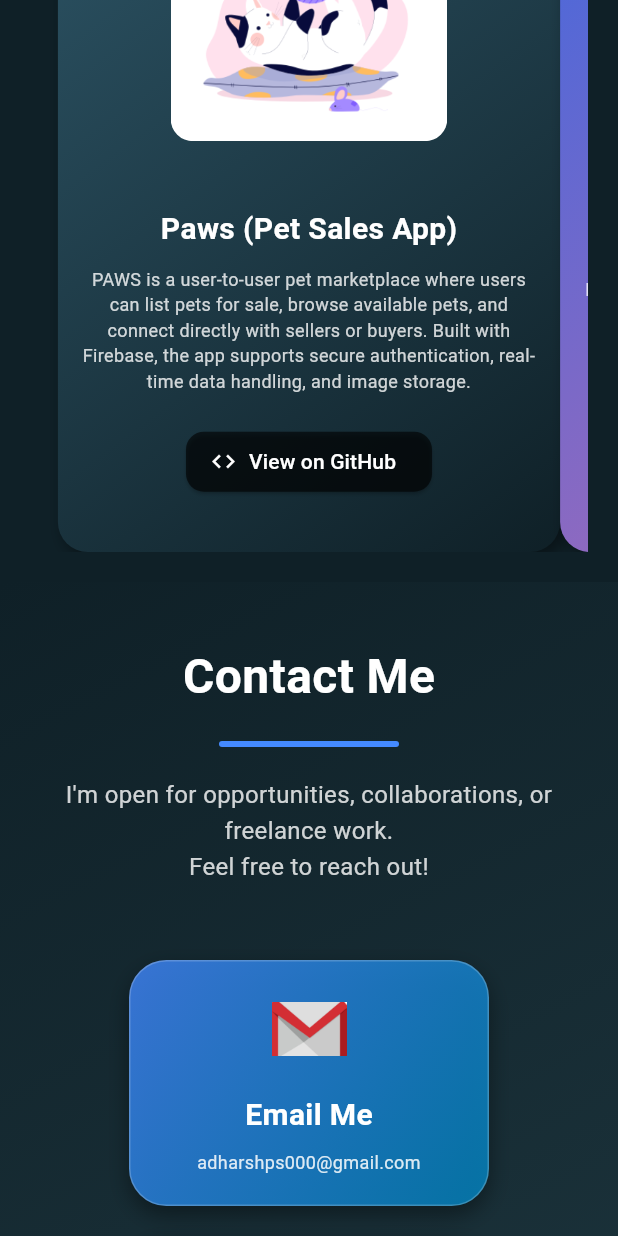
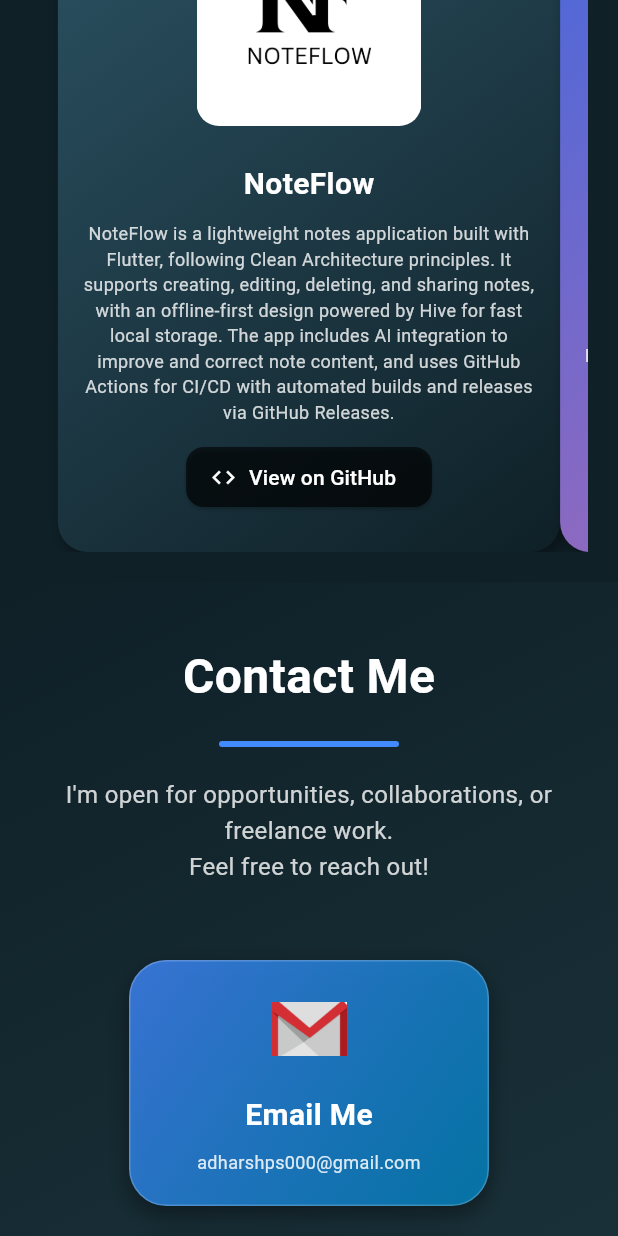
Before and after one commit to AdharshPS/portfolio_new, a Flutter app: the screen it shows after launch, scrolled down 3456 dp, on a phone screen of 412 x 824 dp. Run offline on Flutter 3.47's test engine with Material 3 defaults, Android fonts, the light colour scheme and no system bars; drawn by our look-alikes of animated_text_kit; our stand-ins replace animate_do, dio, google_fonts, visibility_detector, web; statements that could not run were skipped.

Commit message:
updated projects

```diff
--- a/lib/constants/image_constants.dart
+++ b/lib/constants/image_constants.dart
@@ -6,7 +6,12 @@ class ImageConstants {
   static final String myImage = 'assets/images/me.png';
 
   /// Contact Screen
-  static final String emailIcon = "assets/images/email.jpg";
-  static final String githubLogo = "assets/images/github-logo.jpg";
-  static final String linkedinLogo = "assets/images/linkedIn-logo.jpg";
+  static final String emailIcon = "assets/images/contact/email.jpg";
+  static final String githubLogo = "assets/images/contact/github-logo.jpg";
+  static final String linkedinLogo = "assets/images/contact/linkedIn-logo.jpg";
+
+  // Project Images
+  static final String notesImage = 'assets/images/projects/noteflow.png';
+  static final String pawsImage = 'assets/images/projects/paws.png';
+  static final String netflixImage = 'assets/images/projects/netflix.png';
 }
--- /dev/null
+++ b/lib/constants/project_constants.dart
@@ -0,0 +1,46 @@
+import 'package:flutter/material.dart';
+import 'package:portfolio_new/constants/image_constants.dart';
+
+class ProjectConstants {
+  static final List<ProjectModel> projects = [
+    ProjectModel(
+      title: 'NoteFlow',
+      description:
+          'NoteFlow is a lightweight notes application built with Flutter, following Clean Architecture principles. It supports creating, editing, deleting, and sharing notes, with an offline-first design powered by Hive for fast local storage. The app includes AI integration to improve and correct note content, and uses GitHub Actions for CI/CD with automated builds and releases via GitHub Releases.',
+      gitHubUrl: 'https://github.com/AdharshPS/notes',
+      imagePath: ImageConstants.notesImage,
+      gradient: [Color(0xFF2C5364), Color(0xFF0F2027)],
+    ),
+    ProjectModel(
+      title: 'Paws (Pet Sales App)',
+      description:
+          'PAWS is a user-to-user pet marketplace where users can list pets for sale, browse available pets, and connect directly with sellers or buyers. Built with Firebase, the app supports secure authentication, real-time data handling, and image storage.',
+      gitHubUrl: 'https://github.com/AdharshPS/paws_app',
+      imagePath: ImageConstants.pawsImage,
+      gradient: [Color(0xFF4568DC), Color(0xFFB06AB3)],
+    ),
+    ProjectModel(
+      title: 'Netflix UI Clone',
+      description:
+          'A visually accurate clone of the Netflix interface built using Flutter. The app replicates the home screen, movie categories, banners, and detail pages with smooth scrolling and responsive layouts. Designed to showcase UI development skills and component structuring in Flutter.',
+      gitHubUrl: 'https://github.com/AdharshPS/Netflix',
+      imagePath: ImageConstants.netflixImage,
+      gradient: [Color(0xFF43C6AC), Color(0xFF191654)],
+    ),
+  ];
+}
+
+class ProjectModel {
+  final String title;
+  final String description;
+  final String imagePath;
+  final String gitHubUrl;
+  final List<Color> gradient;
+  ProjectModel({
+    required this.title,
+    required this.description,
+    required this.imagePath,
+    required this.gitHubUrl,
+    required this.gradient,
+  });
+}
--- a/lib/screens/widgets/project_screen.dart
+++ b/lib/screens/widgets/project_screen.dart
@@ -1,6 +1,7 @@
 import 'package:animate_do/animate_do.dart';
 import 'package:animated_text_kit/animated_text_kit.dart';
 import 'package:flutter/material.dart';
+import 'package:portfolio_new/constants/project_constants.dart';
 import 'package:url_launcher/url_launcher.dart';
 import 'package:visibility_detector/visibility_detector.dart';
 
@@ -79,91 +80,53 @@ class _ProjectsScreenState extends State<ProjectsScreen> {
                     child: PageView(
                       controller: _pageController,
                       pageSnapping: true,
-                      children: const [
-                        ProjectCard(
-                          title: "Paws (Pet Sales App)",
-                          description:
-                              "PAWS is a user-to-user pet marketplace where users can list pets for sale, browse available pets, and connect directly with sellers or buyers. Built with Firebase, the app supports secure authentication, real-time data handling, and image storage.",
-                          imagePath: "assets/images/paws.png",
-                          githubUrl: 'https://github.com/AdharshPS/paws_app',
-                          gradientColors: [
-                            Color(0xFF2C5364),
-                            Color(0xFF0F2027),
-                          ],
-                        ),
-                        ProjectCard(
-                          title: "Notes App",
-                          description:
-                              "A lightweight and fast notes application built with Flutter, featuring offline-first storage using Hive. Users can create, edit, delete, and organize notes with a clean and intuitive interface. Hive ensures high-performance local data handling without requiring internet access.",
-                          imagePath: "assets/images/notesapp.png",
-                          githubUrl:
-                              'https://github.com/AdharshPS/Notes_app_updated',
-                          gradientColors: [
-                            Color(0xFF4568DC),
-                            Color(0xFFB06AB3),
-                          ],
-                        ),
-                        ProjectCard(
-                          title: "Netflix UI Clone",
-                          description:
-                              "A visually accurate clone of the Netflix interface built using Flutter. The app replicates the home screen, movie categories, banners, and detail pages with smooth scrolling and responsive layouts. Designed to showcase UI development skills and component structuring in Flutter.",
-                          imagePath: "assets/images/netflix.png",
-                          githubUrl: 'https://github.com/AdharshPS/Netflix',
-                          gradientColors: [
-                            Color(0xFF43C6AC),
-                            Color(0xFF191654),
-                          ],
-                        ),
-                      ],
+                      children: List.generate(
+                        ProjectConstants.projects.length,
+                        (index) {
+                          final project = ProjectConstants.projects[index];
+                          return ProjectCard(
+                            title: project.title,
+                            description: project.description,
+                            imagePath: project.imagePath,
+                            githubUrl: project.gitHubUrl,
+                            gradientColors: project.gradient,
+                          );
+                        },
+                      ),
                     ),
                   )
                 : Row(
                     mainAxisAlignment: MainAxisAlignment.spaceEvenly,
-                    children: [
-                      _visible
-                          ? const ProjectCard(
-                              title: "Paws (Pet Sales App)",
-                              description:
-                                  "PAWS is a user-to-user pet marketplace where users can list pets for sale, browse available pets, and connect directly with sellers or buyers. Built with Firebase, the app supports secure authentication, real-time data handling, and image storage.",
-                              imagePath: "assets/images/paws.png",
-                              githubUrl:
-                                  'https://github.com/AdharshPS/paws_app',
-                              gradientColors: [
-                                Color(0xFF2C5364),
-                                Color(0xFF0F2027),
-                              ],
+                    children: List.generate(ProjectConstants.projects.length, (
+                      index,
+                    ) {
+                      final project = ProjectConstants.projects[index];
+                      return _visible
+                          ? ProjectCard(
+                              title: project.title,
+                              description: project.description,
+                              imagePath: project.imagePath,
+                              githubUrl: project.gitHubUrl,
+                              gradientColors: project.gradient,
                             )
-                          : const SizedBox.shrink(),
-                      const SizedBox(width: 20),
-                      _visible
-                          ? const ProjectCard(
-                              title: "Notes App",
-                              description:
-                                  "A lightweight and fast notes application built with Flutter, featuring offline-first storage using Hive. Users can create, edit, delete, and organize notes with a clean and intuitive interface. Hive ensures high-performance local data handling without requiring internet access.",
-                              imagePath: "assets/images/notesapp.png",
-                              githubUrl:
-                                  'https://github.com/AdharshPS/Notes_app_updated',
-                              gradientColors: [
-                                Color(0xFF4568DC),
-                                Color(0xFFB06AB3),
-                              ],
-                            )
-                          : const SizedBox.shrink(),
-                      const SizedBox(width: 20),
-                      _visible
-                          ? ProjectCard(
-                              title: "Netflix UI Clone",
-                              description:
-                                  "A visually accurate clone of the Netflix interface built using Flutter. The app replicates the home screen, movie categories, banners, and detail pages with smooth scrolling and responsive layouts. Designed to showcase UI development skills and component structuring in Flutter.",
-                              imagePath: "assets/images/netflix.png",
-                              githubUrl: 'https://github.com/AdharshPS/Netflix',
-                              gradientColors: [
-                                Color(0xFF43C6AC),
-                                Color(0xFF191654),
-                              ],
-                            )
-                          : const SizedBox.shrink(),
-                    ],
+                          : const SizedBox.shrink();
+                    }),
+                    //   _visible
+                    //       ? const ProjectCard(
+                    //           title: "Paws (Pet Sales App)",
+                    //           description:
+                    //               "PAWS is a user-to-user pet marketplace where users can list pets for sale, browse available pets, and connect directly with sellers or buyers. Built with Firebase, the app supports secure authentication, real-time data handling, and image storage.",
+                    //           imagePath: "assets/images/paws.png",
+                    //           githubUrl:
+                    //               'https://github.com/AdharshPS/paws_app',
+                    //           gradientColors: [
+                    //             Color(0xFF2C5364),
+                    //             Color(0xFF0F2027),
+                    //           ],
+                    //         )
+                    //       : const SizedBox.shrink(),
+                    //   const SizedBox(width: 20),
+                    // ],
                   ),
           ],
         ),
--- a/pubspec.yaml
+++ b/pubspec.yaml
@@ -70,6 +70,8 @@ flutter:
   # To add assets to your application, add an assets section, like this:
   assets:
     - assets/images/
+    - assets/images/projects/
+    - assets/images/contact/
   #   - images/a_dot_ham.jpeg
 
   # An image asset can refer to one or more resolution-specific "variants", see
```
Also changed, not shown: assets/images/contact/email.jpg (renamed from assets/images/email.jpg), assets/images/contact/github-logo.jpg (renamed from assets/images/github-logo.jpg), assets/images/contact/linkedIn-logo.jpg (renamed from assets/images/linkedIn-logo.jpg), assets/images/github.jpg (deleted), assets/images/linkedIn.jpg (deleted), assets/images/notesapp.png (deleted), assets/images/projects/netflix.png (renamed from assets/images/netflix.png), assets/images/projects/noteflow.png (added), assets/images/projects/paws.png (renamed from assets/images/paws.png).
